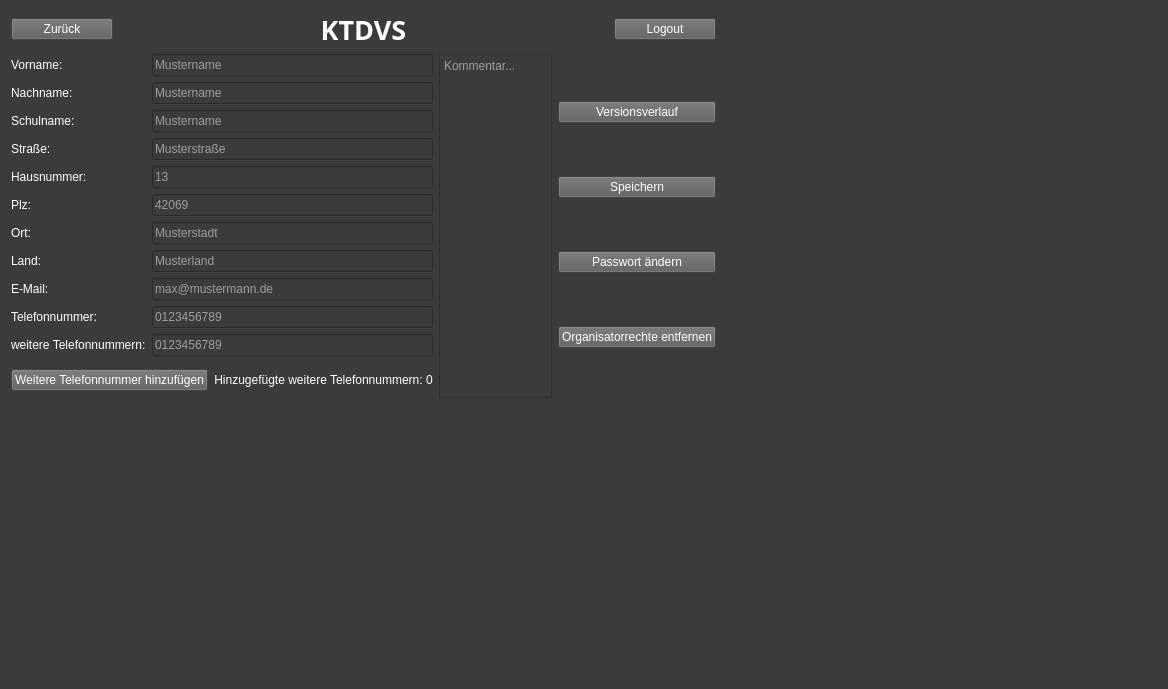
SimonRuttmann/ClassReunionSoftware, file KTDVS/KTDVS/view_teilnehmerteilnehmerhinzufuegen.ui: the form before one commit.
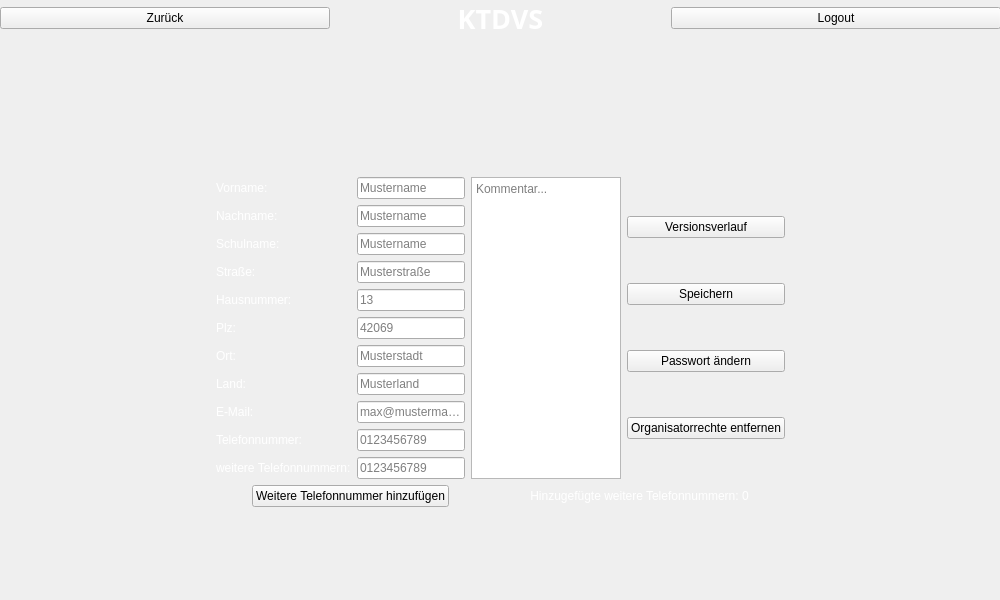
The form after the commit.

```diff
--- a/KTDVS/KTDVS/view_teilnehmerteilnehmerhinzufuegen.ui
+++ b/KTDVS/KTDVS/view_teilnehmerteilnehmerhinzufuegen.ui
@@ -6,41 +6,39 @@
    <rect>
     <x>0</x>
     <y>0</y>
-    <width>1168</width>
-    <height>689</height>
+    <width>1000</width>
+    <height>600</height>
    </rect>
   </property>
+  <property name="minimumSize">
+   <size>
+    <width>1000</width>
+    <height>600</height>
+   </size>
+  </property>
+  <property name="maximumSize">
+   <size>
+    <width>1000</width>
+    <height>600</height>
+   </size>
+  </property>
   <property name="windowTitle">
    <string>Form</string>
   </property>
-  <property name="styleSheet">
-   <string notr="true">QWidget{
-	background-color: rgb(59, 59, 59);
-}</string>
-  </property>
-  <widget class="QWidget" name="layoutWidget">
+  <widget class="QWidget" name="">
    <property name="geometry">
     <rect>
-     <x>11</x>
-     <y>11</y>
-     <width>705</width>
-     <height>387</height>
+     <x>0</x>
+     <y>0</y>
+     <width>1001</width>
+     <height>601</height>
     </rect>
    </property>
-   <layout class="QVBoxLayout" name="verticalLayout_5">
+   <layout class="QVBoxLayout" name="verticalLayout_7">
     <item>
-     <layout class="QHBoxLayout" name="Seitenheader_2">
-      <property name="spacing">
-       <number>200</number>
-      </property>
+     <layout class="QHBoxLayout" name="horizontalLayout_5">
       <item>
        <widget class="QPushButton" name="zurueck_2">
-        <property name="styleSheet">
-         <string notr="true">QPushButton{
-	background-color: rgb(93, 93, 93);
-	color: rgb(255, 255, 255);
-}</string>
-        </property>
         <property name="text">
          <string>Zurück</string>
         </property>
@@ -71,12 +69,6 @@
       </item>
       <item>
        <widget class="QPushButton" name="logout_2">
-        <property name="styleSheet">
-         <string notr="true">QPushButton{
-	background-color: rgb(93, 93, 93);
-	color: rgb(255, 255, 255);
-}</string>
-        </property>
         <property name="text">
          <string>Logout</string>
         </property>
@@ -85,6 +77,66 @@
      </layout>
     </item>
     <item>
+     <spacer name="verticalSpacer_3">
+      <property name="orientation">
+       <enum>Qt::Vertical</enum>
+      </property>
+      <property name="sizeHint" stdset="0">
+       <size>
+        <width>20</width>
+        <height>40</height>
+       </size>
+      </property>
+     </spacer>
+    </item>
+    <item>
+     <layout class="QHBoxLayout" name="horizontalLayout_8">
+      <item>
+       <spacer name="horizontalSpacer_3">
+        <property name="orientation">
+         <enum>Qt::Horizontal</enum>
+        </property>
+        <property name="sizeHint" stdset="0">
+         <size>
+          <width>40</width>
+          <height>20</height>
+         </size>
+        </property>
+       </spacer>
+      </item>
+      <item>
+       <layout class="QVBoxLayout" name="verticalLayout_6">
+        <item>
+         <layout class="QVBoxLayout" name="verticalLayout_5">
+          <item>
+           <spacer name="verticalSpacer_2">
+            <property name="orientation">
+             <enum>Qt::Vertical</enum>
+            </property>
+            <property name="sizeHint" stdset="0">
+             <size>
+              <width>20</width>
+              <height>40</height>
+             </size>
+            </property>
+           </spacer>
+          </item>
+          <item>
+           <layout class="QHBoxLayout" name="horizontalLayout_6">
+            <item>
+             <spacer name="horizontalSpacer">
+              <property name="orientation">
+               <enum>Qt::Horizontal</enum>
+              </property>
+              <property name="sizeHint" stdset="0">
+               <size>
+                <width>40</width>
+                <height>20</height>
+               </size>
+              </property>
+             </spacer>
+            </item>
+            <item>
      <layout class="QHBoxLayout" name="horizontalLayout_4">
       <item>
        <layout class="QVBoxLayout" name="verticalLayout_4">
@@ -233,12 +285,6 @@
               <property name="enabled">
                <bool>true</bool>
               </property>
-              <property name="styleSheet">
-               <string notr="true">QLineEdit{
-	color: rgb(255, 255, 255);
-	background-color: rgb(59, 59, 59);
-}</string>
-              </property>
               <property name="placeholderText">
                <string>Mustername</string>
               </property>
@@ -246,12 +292,6 @@
             </item>
             <item>
              <widget class="QLineEdit" name="lineEdit_12">
-              <property name="styleSheet">
-               <string notr="true">QLineEdit{
-	color: rgb(255, 255, 255);
-	background-color: rgb(59, 59, 59);
-}</string>
-              </property>
               <property name="placeholderText">
                <string>Mustername</string>
               </property>
@@ -259,12 +299,6 @@
             </item>
             <item>
              <widget class="QLineEdit" name="lineEdit_13">
-              <property name="styleSheet">
-               <string notr="true">QLineEdit{
-	color: rgb(255, 255, 255);
-	background-color: rgb(59, 59, 59);
-}</string>
-              </property>
               <property name="placeholderText">
                <string>Mustername</string>
               </property>
@@ -272,12 +306,6 @@
             </item>
             <item>
              <widget class="QLineEdit" name="lineEdit_14">
-              <property name="styleSheet">
-               <string notr="true">QLineEdit{
-	color: rgb(255, 255, 255);
-	background-color: rgb(59, 59, 59);
-}</string>
-              </property>
               <property name="placeholderText">
                <string>Musterstraße</string>
               </property>
@@ -285,12 +313,6 @@
             </item>
             <item>
              <widget class="QLineEdit" name="lineEdit_15">
-              <property name="styleSheet">
-               <string notr="true">QLineEdit{
-	color: rgb(255, 255, 255);
-	background-color: rgb(59, 59, 59);
-}</string>
-              </property>
               <property name="placeholderText">
                <string>13</string>
               </property>
@@ -298,12 +320,6 @@
             </item>
             <item>
              <widget class="QLineEdit" name="lineEdit_16">
-              <property name="styleSheet">
-               <string notr="true">QLineEdit{
-	color: rgb(255, 255, 255);
-	background-color: rgb(59, 59, 59);
-}</string>
-              </property>
               <property name="placeholderText">
                <string>42069</string>
               </property>
@@ -311,12 +327,6 @@
             </item>
             <item>
              <widget class="QLineEdit" name="lineEdit_17">
-              <property name="styleSheet">
-               <string notr="true">QLineEdit{
-	color: rgb(255, 255, 255);
-	background-color: rgb(59, 59, 59);
-}</string>
-              </property>
               <property name="placeholderText">
                <string>Musterstadt</string>
               </property>
@@ -324,12 +334,6 @@
             </item>
             <item>
              <widget class="QLineEdit" name="lineEdit_18">
-              <property name="styleSheet">
-               <string notr="true">QLineEdit{
-	color: rgb(255, 255, 255);
-	background-color: rgb(59, 59, 59);
-}</string>
-              </property>
               <property name="placeholderText">
                <string>Musterland</string>
               </property>
@@ -337,12 +341,6 @@
             </item>
             <item>
              <widget class="QLineEdit" name="lineEdit_20">
-              <property name="styleSheet">
-               <string notr="true">QLineEdit{
-	color: rgb(255, 255, 255);
-	background-color: rgb(59, 59, 59);
-}</string>
-              </property>
               <property name="placeholderText">
                <string>max@mustermann.de</string>
               </property>
@@ -350,12 +348,6 @@
             </item>
             <item>
              <widget class="QLineEdit" name="lineEdit_19">
-              <property name="styleSheet">
-               <string notr="true">QLineEdit{
-	color: rgb(255, 255, 255);
-	background-color: rgb(59, 59, 59);
-}</string>
-              </property>
               <property name="alignment">
                <set>Qt::AlignLeading|Qt::AlignLeft|Qt::AlignVCenter</set>
               </property>
@@ -366,12 +358,6 @@
             </item>
             <item>
              <widget class="QLineEdit" name="lineEdit_21">
-              <property name="styleSheet">
-               <string notr="true">QLineEdit{
-	color: rgb(255, 255, 255);
-	background-color: rgb(59, 59, 59);
-}</string>
-              </property>
               <property name="placeholderText">
                <string>0123456789</string>
               </property>
@@ -381,56 +367,16 @@
           </item>
          </layout>
         </item>
-        <item>
-         <layout class="QHBoxLayout" name="horizontalLayout">
-          <item>
-           <widget class="QPushButton" name="AddPhoneNumber">
-            <property name="styleSheet">
-             <string notr="true">QPushButton{
-	background-color: rgb(93, 93, 93);
-	color: rgb(255, 255, 255);
-}</string>
-            </property>
-            <property name="text">
-             <string>Weitere Telefonnummer hinzufügen</string>
-            </property>
-           </widget>
-          </item>
-          <item>
-           <widget class="QLabel" name="label_2">
-            <property name="styleSheet">
-             <string notr="true">QLabel{
-	color: rgb(255, 255, 255);
-}</string>
-            </property>
-            <property name="text">
-             <string>Hinzugefügte weitere Telefonnummern: 0</string>
-            </property>
-            <property name="alignment">
-             <set>Qt::AlignCenter</set>
-            </property>
-           </widget>
-          </item>
-         </layout>
-        </item>
-       </layout>
-      </item>
-      <item>
-       <layout class="QHBoxLayout" name="horizontalLayout_2">
+               </layout>
+              </item>
         <item>
          <widget class="QTextEdit" name="Komentar">
           <property name="maximumSize">
            <size>
             <width>150</width>
-            <height>16777215</height>
-           </size>
-          </property>
-          <property name="styleSheet">
-           <string notr="true">QTextEdit{
-	color: rgb(255, 255, 255);
-	background-color: rgb(59, 59, 59);
-}</string>
-          </property>
+                  <height>500</height>
+                 </size>
+                </property>
           <property name="placeholderText">
            <string>Kommentar...</string>
           </property>
@@ -440,12 +386,6 @@
          <layout class="QVBoxLayout" name="verticalLayout">
           <item>
            <widget class="QPushButton" name="Versionsverlauf">
-            <property name="styleSheet">
-             <string notr="true">QPushButton{
-	background-color: rgb(93, 93, 93);
-	color: rgb(255, 255, 255);
-}</string>
-            </property>
             <property name="text">
              <string>Versionsverlauf</string>
             </property>
@@ -453,12 +393,6 @@
           </item>
           <item>
            <widget class="QPushButton" name="Speichern">
-            <property name="styleSheet">
-             <string notr="true">QPushButton{
-	background-color: rgb(93, 93, 93);
-	color: rgb(255, 255, 255);
-}</string>
-            </property>
             <property name="text">
              <string>Speichern</string>
             </property>
@@ -466,12 +400,6 @@
           </item>
           <item>
            <widget class="QPushButton" name="PwAndern">
-            <property name="styleSheet">
-             <string notr="true">QPushButton{
-	background-color: rgb(93, 93, 93);
-	color: rgb(255, 255, 255);
-}</string>
-            </property>
             <property name="text">
              <string>Passwort ändern</string>
             </property>
@@ -485,12 +413,6 @@
             <property name="autoFillBackground">
              <bool>false</bool>
             </property>
-            <property name="styleSheet">
-             <string notr="true">QPushButton{
-	background-color: rgb(93, 93, 93);
-	color: rgb(255, 255, 255);
-}</string>
-            </property>
             <property name="text">
              <string>Organisatorrechte entfernen</string>
             </property>
@@ -501,9 +423,122 @@
           </item>
          </layout>
         </item>
-       </layout>
-      </item>
-     </layout>
+              <item>
+               <layout class="QHBoxLayout" name="horizontalLayout_2"/>
+              </item>
+             </layout>
+            </item>
+            <item>
+             <spacer name="horizontalSpacer_2">
+              <property name="orientation">
+               <enum>Qt::Horizontal</enum>
+              </property>
+              <property name="sizeHint" stdset="0">
+               <size>
+                <width>40</width>
+                <height>20</height>
+               </size>
+              </property>
+             </spacer>
+            </item>
+           </layout>
+          </item>
+         </layout>
+        </item>
+        <item>
+         <layout class="QHBoxLayout" name="horizontalLayout_7">
+          <item>
+           <spacer name="horizontalSpacer_5">
+            <property name="orientation">
+             <enum>Qt::Horizontal</enum>
+            </property>
+            <property name="sizeHint" stdset="0">
+             <size>
+              <width>40</width>
+              <height>20</height>
+             </size>
+            </property>
+           </spacer>
+          </item>
+          <item>
+           <widget class="QPushButton" name="AddPhoneNumber">
+            <property name="text">
+             <string>Weitere Telefonnummer hinzufügen</string>
+            </property>
+           </widget>
+          </item>
+          <item>
+           <spacer name="horizontalSpacer_7">
+            <property name="orientation">
+             <enum>Qt::Horizontal</enum>
+            </property>
+            <property name="sizeHint" stdset="0">
+             <size>
+              <width>40</width>
+              <height>20</height>
+             </size>
+            </property>
+           </spacer>
+          </item>
+          <item>
+           <widget class="QLabel" name="label_2">
+            <property name="styleSheet">
+             <string notr="true">QLabel{
+	color: rgb(255, 255, 255);
+}</string>
+            </property>
+            <property name="text">
+             <string>Hinzugefügte weitere Telefonnummern: 0</string>
+            </property>
+            <property name="alignment">
+             <set>Qt::AlignCenter</set>
+            </property>
+           </widget>
+          </item>
+          <item>
+           <spacer name="horizontalSpacer_6">
+            <property name="orientation">
+             <enum>Qt::Horizontal</enum>
+            </property>
+            <property name="sizeHint" stdset="0">
+             <size>
+              <width>40</width>
+              <height>20</height>
+             </size>
+            </property>
+           </spacer>
+          </item>
+         </layout>
+        </item>
+       </layout>
+      </item>
+      <item>
+       <spacer name="horizontalSpacer_4">
+        <property name="orientation">
+         <enum>Qt::Horizontal</enum>
+        </property>
+        <property name="sizeHint" stdset="0">
+         <size>
+          <width>40</width>
+          <height>20</height>
+         </size>
+        </property>
+       </spacer>
+      </item>
+     </layout>
+    </item>
+    <item>
+     <spacer name="verticalSpacer">
+      <property name="orientation">
+       <enum>Qt::Vertical</enum>
+      </property>
+      <property name="sizeHint" stdset="0">
+       <size>
+        <width>20</width>
+        <height>40</height>
+       </size>
+      </property>
+     </spacer>
     </item>
    </layout>
   </widget>
```
Lines whose indentation alone changed are shown as unchanged.
